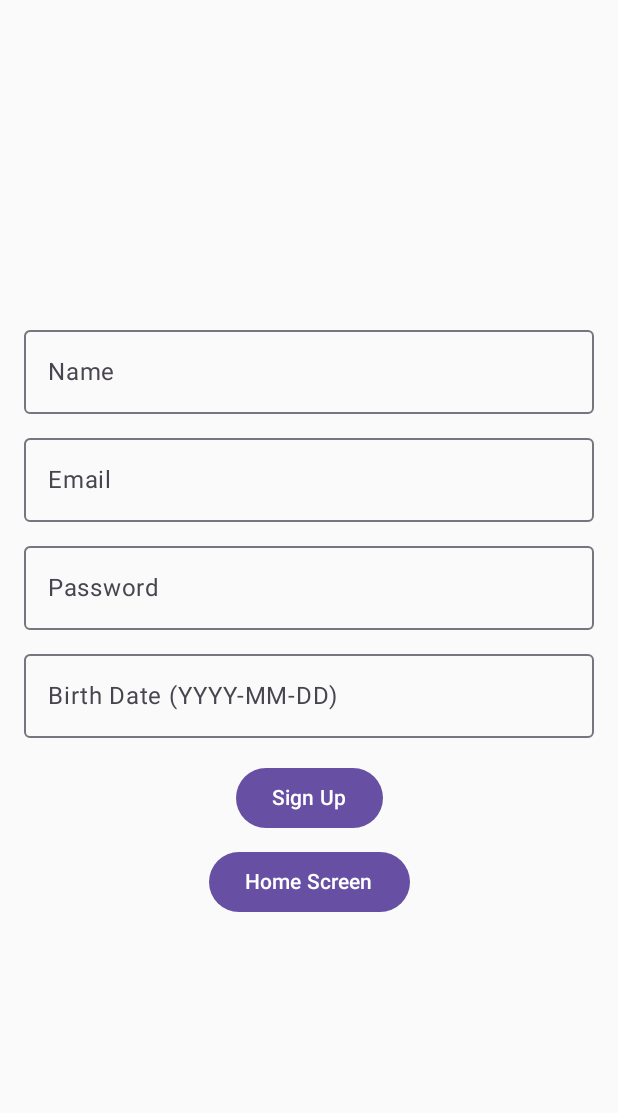
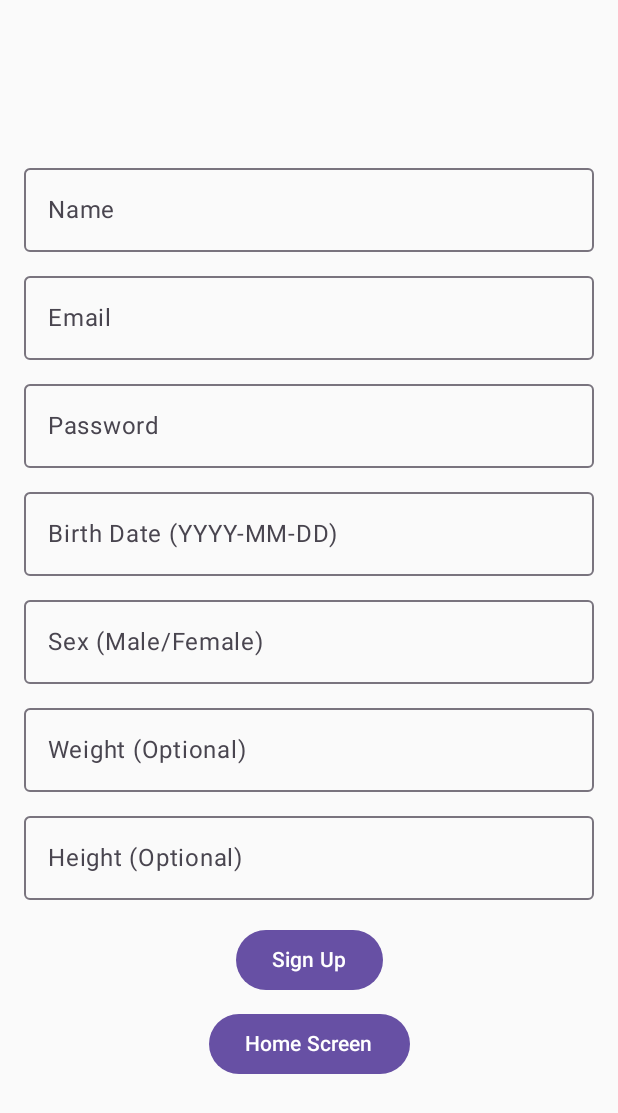
Before and after one commit to gawlowski-mateusz/Health-Monitor, an Android app built with Jetpack Compose: the SignUpScreen screen opened through its navigation route, after a tap on "Sign Up", on a phone screen of 412 x 824 dp. Shown: the top 1113 px of the screen. Run offline under Robolectric (Android 15) with nearby library versions, the light colour scheme and no system bars.

Commit message:
Frontend : Register
+ Sign up screen
+ Overview screen

```diff
--- a/Frontend/app/src/main/java/com/mateusz/frontend/MainActivity.kt
+++ b/Frontend/app/src/main/java/com/mateusz/frontend/MainActivity.kt
@@ -24,7 +24,7 @@ fun MyApp() {
     NavHost(navController = navController, startDestination = "home") {
         composable("signup") {
             SignUpScreen(
-                onSignUpSuccess = { navController.navigate("home") },
+                onSignUpSuccess = { navController.navigate("overview") },
                 onNavigateToHomeScreen = { navController.navigate("home") }
             )
         }
@@ -40,5 +40,8 @@ fun MyApp() {
                 onSignupPanelChoice = { navController.navigate("signup") }
             )
         }
+        composable("overview") {
+            OverviewScreen("Test Name", 999, 90, 22, 35, 76, 87, 82 )
+        }
     }
 }
--- /dev/null
+++ b/Frontend/app/src/main/java/com/mateusz/frontend/SignUpScreen.kt
@@ -0,0 +1,216 @@
+package com.mateusz.frontend
+
+import android.widget.Toast
+import androidx.compose.foundation.layout.*
+import androidx.compose.foundation.text.KeyboardOptions
+import androidx.compose.material3.Button
+import androidx.compose.material3.OutlinedTextField
+import androidx.compose.material3.Text
+import androidx.compose.runtime.*
+import androidx.compose.ui.Alignment
+import androidx.compose.ui.Modifier
+import androidx.compose.ui.platform.LocalContext
+import androidx.compose.ui.text.input.KeyboardType
+import androidx.compose.ui.tooling.preview.Preview
+import androidx.compose.ui.unit.dp
+import kotlinx.coroutines.CoroutineScope
+import kotlinx.coroutines.Dispatchers
+import kotlinx.coroutines.launch
+import kotlinx.coroutines.withContext
+import java.net.HttpURLConnection
+import java.net.URL
+import org.json.JSONObject
+import java.io.OutputStreamWriter
+import java.text.SimpleDateFormat
+import java.util.*
+
+@Composable
+fun SignUpScreen(onSignUpSuccess: () -> Unit, onNavigateToHomeScreen: () -> Unit) {
+    val context = LocalContext.current
+    var signUpResult by remember { mutableStateOf("") }
+
+    var name by remember { mutableStateOf("") }
+    var email by remember { mutableStateOf("") }
+    var password by remember { mutableStateOf("") }
+    var birthDateInput by remember { mutableStateOf("") }
+    var sex by remember { mutableStateOf("") }
+    var weight by remember { mutableStateOf("") }
+    var height by remember { mutableStateOf("") }
+
+    Column(
+        modifier = Modifier
+            .fillMaxSize()
+            .padding(16.dp),
+        verticalArrangement = Arrangement.Center,
+        horizontalAlignment = Alignment.CenterHorizontally
+    ) {
+        OutlinedTextField(
+            value = name,
+            onValueChange = { name = it },
+            label = { Text("Name") },
+            modifier = Modifier.fillMaxWidth()
+        )
+
+        Spacer(modifier = Modifier.height(8.dp))
+
+        OutlinedTextField(
+            value = email,
+            onValueChange = { email = it },
+            label = { Text("Email") },
+            keyboardOptions = KeyboardOptions(keyboardType = KeyboardType.Email),
+            modifier = Modifier.fillMaxWidth()
+        )
+
+        Spacer(modifier = Modifier.height(8.dp))
+
+        OutlinedTextField(
+            value = password,
+            onValueChange = { password = it },
+            label = { Text("Password") },
+            keyboardOptions = KeyboardOptions(keyboardType = KeyboardType.Password),
+            modifier = Modifier.fillMaxWidth()
+        )
+
+        Spacer(modifier = Modifier.height(8.dp))
+
+        OutlinedTextField(
+            value = birthDateInput,
+            onValueChange = { birthDateInput = it },
+            label = { Text("Birth Date (YYYY-MM-DD)") },
+            keyboardOptions = KeyboardOptions(keyboardType = KeyboardType.Text),
+            modifier = Modifier.fillMaxWidth()
+        )
+
+        Spacer(modifier = Modifier.height(8.dp))
+
+        OutlinedTextField(
+            value = sex,
+            onValueChange = { sex = it },
+            label = { Text("Sex (Male/Female)") },
+            keyboardOptions = KeyboardOptions(keyboardType = KeyboardType.Text),
+            modifier = Modifier.fillMaxWidth()
+        )
+
+        Spacer(modifier = Modifier.height(8.dp))
+
+        OutlinedTextField(
+            value = weight,
+            onValueChange = { weight = it },
+            label = { Text("Weight (Optional)") },
+            keyboardOptions = KeyboardOptions(keyboardType = KeyboardType.Number),
+            modifier = Modifier.fillMaxWidth()
+        )
+
+        Spacer(modifier = Modifier.height(8.dp))
+
+        OutlinedTextField(
+            value = height,
+            onValueChange = { height = it },
+            label = { Text("Height (Optional)") },
+            keyboardOptions = KeyboardOptions(keyboardType = KeyboardType.Number),
+            modifier = Modifier.fillMaxWidth()
+        )
+
+        Spacer(modifier = Modifier.height(16.dp))
+
+        Button(onClick = {
+            CoroutineScope(Dispatchers.IO).launch {
+                try {
+                    val birthDate = SimpleDateFormat("yyyy-MM-dd", Locale.getDefault()).parse(birthDateInput)
+                    val result = makeSignUpRequest(name, email, password, birthDate, sex, weight, height)
+                    withContext(Dispatchers.Main) {
+                        signUpResult = result
+                        if (result == "Success") {
+                            onSignUpSuccess()
+                        } else {
+                            Toast.makeText(context, result, Toast.LENGTH_LONG).show()
+                        }
+                    }
+                } catch (e: Exception) {
+                    withContext(Dispatchers.Main) {
+                        Toast.makeText(context, "Invalid Input. Check Date format or values.", Toast.LENGTH_LONG).show()
+                    }
+                }
+            }
+        }) {
+            Text("Sign Up")
+        }
+
+        Spacer(modifier = Modifier.height(8.dp))
+
+        Button(onClick = {
+            onNavigateToHomeScreen()
+        }) {
+            Text("Home Screen")
+        }
+    }
+}
+
+private suspend fun makeSignUpRequest(
+    name: String,
+    email: String,
+    password: String,
+    birthDate: Date?,
+    sex: String,
+    weight: String?,
+    height: String?
+): String {
+    val url = URL("http://10.0.2.2:8000/register") // Replace with your actual API URL
+
+    val connection = withContext(Dispatchers.IO) {
+        url.openConnection() as HttpURLConnection
+    }
+
+    return try {
+        connection.requestMethod = "POST"
+        connection.setRequestProperty("Content-Type", "application/json")
+        connection.doOutput = true
+
+        // Convert Date to the correct format (YYYY-MM-DD)
+        val sdf = SimpleDateFormat("yyyy-MM-dd", Locale.getDefault())
+        val birthDateStr = birthDate?.let { sdf.format(it) }
+
+        // Create JSON object
+        val jsonBody = JSONObject().apply {
+            put("email", email)
+            put("password", password)
+            put("name", name)
+            put("birth_date", birthDateStr) // Send birthDate in the correct format
+            put("sex", sex)
+            weight?.let { put("weight", it.toInt()) } // Optional field, parse as Int
+            height?.let { put("height", it.toInt()) }   // Optional field, parse as Int
+        }
+
+        // Write the JSON data to the output stream
+        withContext(Dispatchers.IO) {
+            OutputStreamWriter(connection.outputStream).apply {
+                write(jsonBody.toString())
+                flush()
+                close()
+            }
+        }
+
+        val responseCode = connection.responseCode
+        if (responseCode == HttpURLConnection.HTTP_CREATED) {
+            connection.inputStream.bufferedReader().use { it.readText() }
+            return "Success"
+
+        } else {
+            "Failed with response code $responseCode"
+        }
+    } catch (e: Exception) {
+        e.printStackTrace()
+        "Error: ${e.localizedMessage}"
+    } finally {
+        connection.disconnect()
+    }
+}
+
+
+@Preview(showBackground = true)
+@Composable
+fun PreviewSignUpScreen() {
+    SignUpScreen(onSignUpSuccess = { /*TODO*/ }) {
+
+    }
+}
--- a/Frontend/app/src/main/java/com/mateusz/frontend/SingUpScreen.kt
+++ /dev/null
@@ -1,143 +0,0 @@
-package com.mateusz.frontend
-
-import android.widget.Toast
-import androidx.compose.foundation.layout.Arrangement
-import androidx.compose.foundation.layout.Column
-import androidx.compose.foundation.layout.Spacer
-import androidx.compose.foundation.layout.fillMaxSize
-import androidx.compose.foundation.layout.fillMaxWidth
-import androidx.compose.foundation.layout.height
-import androidx.compose.foundation.layout.padding
-import androidx.compose.foundation.text.KeyboardOptions
-import androidx.compose.material3.Button
-import androidx.compose.material3.OutlinedTextField
-import androidx.compose.material3.Text
-import androidx.compose.runtime.Composable
-import androidx.compose.runtime.getValue
-import androidx.compose.runtime.mutableStateOf
-import androidx.compose.runtime.remember
-import androidx.compose.runtime.setValue
-import androidx.compose.ui.Alignment
-import androidx.compose.ui.Modifier
-import androidx.compose.ui.platform.LocalContext
-import androidx.compose.ui.text.input.KeyboardType
-import androidx.compose.ui.unit.dp
-import kotlinx.coroutines.CoroutineScope
-import kotlinx.coroutines.Dispatchers
-import kotlinx.coroutines.launch
-import kotlinx.coroutines.withContext
-import java.net.HttpURLConnection
-import java.net.URL
-
-@Composable
-fun SignUpScreen(onSignUpSuccess: () -> Unit, onNavigateToHomeScreen: () -> Unit) {
-    val context = LocalContext.current
-    var signUpResult by remember { mutableStateOf("") }
-
-    var name by remember { mutableStateOf("") }
-    var email by remember { mutableStateOf("") }
-    var password by remember { mutableStateOf("") }
-    var birthDate by remember { mutableStateOf("") }
-
-    Column(
-        modifier = Modifier
-            .fillMaxSize()
-            .padding(16.dp),
-        verticalArrangement = Arrangement.Center,
-        horizontalAlignment = Alignment.CenterHorizontally
-    ) {
-        // Name TextField
-        OutlinedTextField(
-            value = name,
-            onValueChange = { name = it },
-            label = { Text("Name") },
-            modifier = Modifier.fillMaxWidth()
-        )
-
-        Spacer(modifier = Modifier.height(8.dp))
-
-        // Email TextField
-        OutlinedTextField(
-            value = email,
-            onValueChange = { email = it },
-            label = { Text("Email") },
-            keyboardOptions = KeyboardOptions(keyboardType = KeyboardType.Email),
-            modifier = Modifier.fillMaxWidth()
-        )
-
-        Spacer(modifier = Modifier.height(8.dp))
-
-        // Password TextField
-        OutlinedTextField(
-            value = password,
-            onValueChange = { password = it },
-            label = { Text("Password") },
-            keyboardOptions = KeyboardOptions(keyboardType = KeyboardType.Password),
-            modifier = Modifier.fillMaxWidth()
-        )
-
-        Spacer(modifier = Modifier.height(8.dp))
-
-        // Birth Date TextField
-        OutlinedTextField(
-            value = birthDate,
-            onValueChange = { birthDate = it },
-            label = { Text("Birth Date (YYYY-MM-DD)") },
-            keyboardOptions = KeyboardOptions(keyboardType = KeyboardType.Number),
-            modifier = Modifier.fillMaxWidth()
-        )
-
-        Spacer(modifier = Modifier.height(16.dp))
-
-        // Sign Up Button
-        Button(onClick = {
-            // Launch a coroutine to perform the network request
-            CoroutineScope(Dispatchers.IO).launch {
-                val result = makeSignUpRequest()
-                withContext(Dispatchers.Main) {
-                    signUpResult = result
-                    if (result == "Success") {
-                        onSignUpSuccess()
-                    } else {
-                        Toast.makeText(context, result, Toast.LENGTH_LONG).show()
-                    }
-                }
-            }
-        }) {
-            Text("Sign Up")
-        }
-
-        Spacer(modifier = Modifier.height(8.dp))
-
-        // Home screen Button
-        Button(onClick = {
-            onNavigateToHomeScreen()
-        }) {
-            Text("Home Screen")
-        }
-    }
-}
-
-private suspend fun makeSignUpRequest(): String {
-    val url = URL("http://10.0.2.2:8000/api/auth/sign-up") // Use 10.0.2.2 instead of localhost for emulator
-
-    val connection = withContext(Dispatchers.IO) {
-        url.openConnection() as HttpURLConnection
-    }
-
-    return try {
-        connection.requestMethod = "GET" // Using GET method
-
-        val responseCode = connection.responseCode
-        if (responseCode == HttpURLConnection.HTTP_OK) {
-            connection.inputStream.bufferedReader().use { it.readText() }
-        } else {
-            "Failed with response code $responseCode"
-        }
-    } catch (e: Exception) {
-        e.printStackTrace()
-        "Error: ${e.localizedMessage}"
-    } finally {
-        connection.disconnect()
-    }
-}
```
Also changed, not shown: Frontend/app/src/main/java/com/mateusz/frontend/LoginScreen.kt (+11 -1 lines), Frontend/app/src/main/java/com/mateusz/frontend/OverviewScreen.kt (+66 -22 lines).
